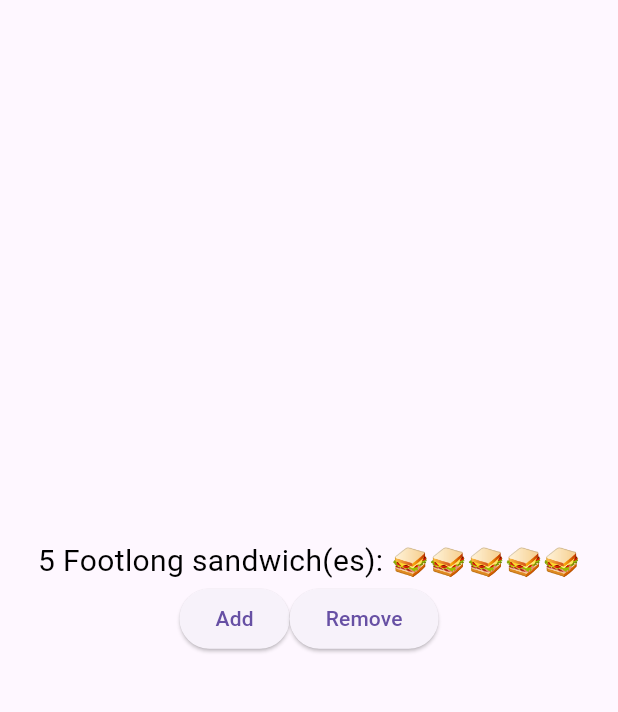
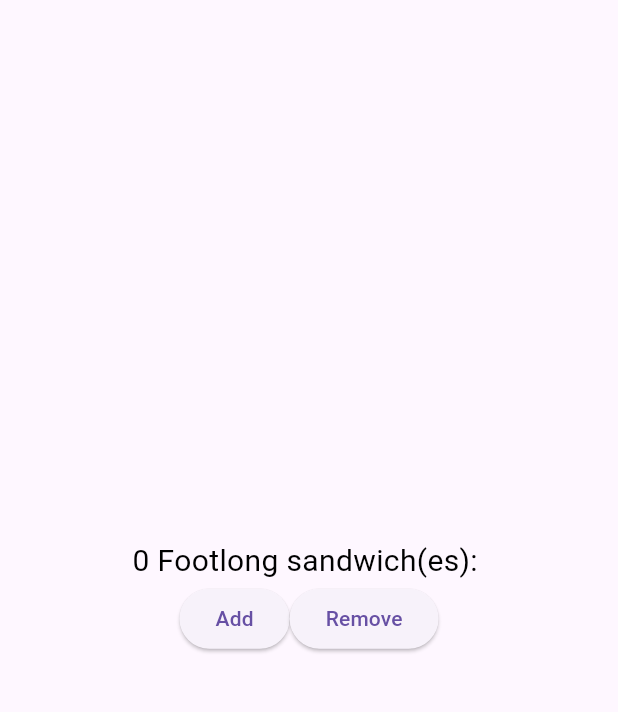
Before and after one commit to Luke-L2264308/first_flutter, a Flutter app: the screen it shows after launch, on a phone screen of 412 x 824 dp, the part 63-775 px from its top. Run offline on Flutter 3.47's test engine with Material 3 defaults, Android fonts, the phone set to English and light mode, and no system bars.

Commit message:
Use OrderScreen in App

```diff
--- a/lib/main.dart
+++ b/lib/main.dart
@@ -9,44 +9,10 @@ class App extends StatelessWidget {
   const App({super.key});
   @override
   Widget build(BuildContext context) {
-    Container sandwichContainer = Container(
-        margin: const EdgeInsets.all(10.0),
-        width: 300.0,
-        height: 100.0,
-        color: Colors.red,
-        alignment: Alignment.center,
-        child: OrderItemDisplay(5, 'Footlong'));
-    // List<Container> list = [];
-
-    // for (int i = 0; i < 20; i++) {
-    //   list.add(sandwichContainer);
-    // }
-    return MaterialApp(
-        title: 'Sandwich Shop App',
-        home: Scaffold(
-            appBar: AppBar(title: const Text('Sandwich Counter')),
-            // The bit that you need to update starts from here
-            body: Center(
-              child: Column(
-                mainAxisAlignment: MainAxisAlignment.center,
-                children: [
-                  const OrderItemDisplay(5, 'Footlong'),
-                  Row(
-                    mainAxisAlignment: MainAxisAlignment.center,
-                    children: [
-                      ElevatedButton(
-                        onPressed: () => print('Add button pressed!'),
-                        child: const Text('Add'),
-                      ),
-                      ElevatedButton(
-                        onPressed: () => print('Remove button pressed!'),
-                        child: const Text('Remove'),
-                      ),
-                    ],
-                  ),
-                ],
-              ),
-            )));
+    return const MaterialApp(
+      title: 'Sandwich Shop App',
+      home: OrderScreen(maxQuantity: 5),
+    );
   }
 }
 class OrderScreen extends StatefulWidget {
@@ -93,7 +59,7 @@ class _OrderScreenState extends State<OrderScreen> {
         ],
       ),
     ),
-  );;
+  );
   }
 }
 class OrderItemDisplay extends StatelessWidget {
```
